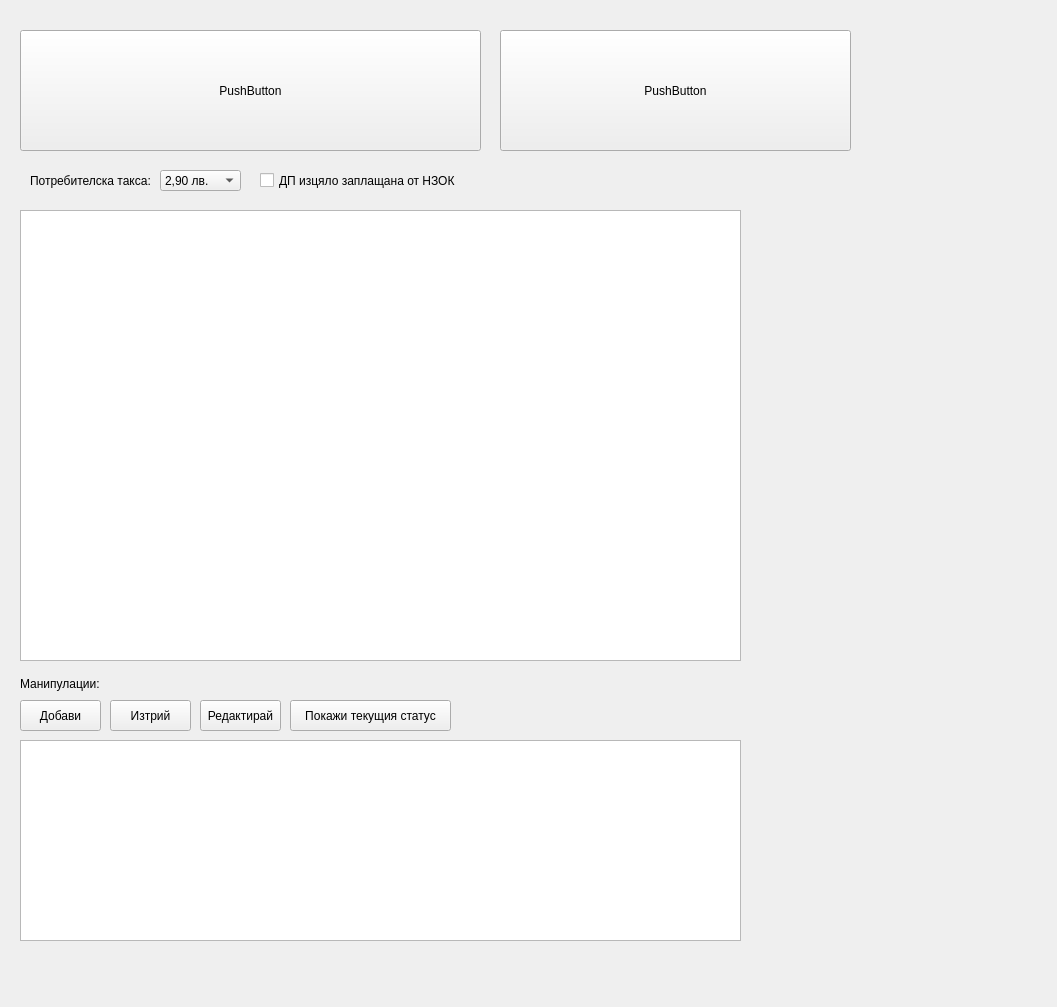
Qt form src/View/ListView/ListView.ui (thefinalcutbg/DinoDent) before a commit.
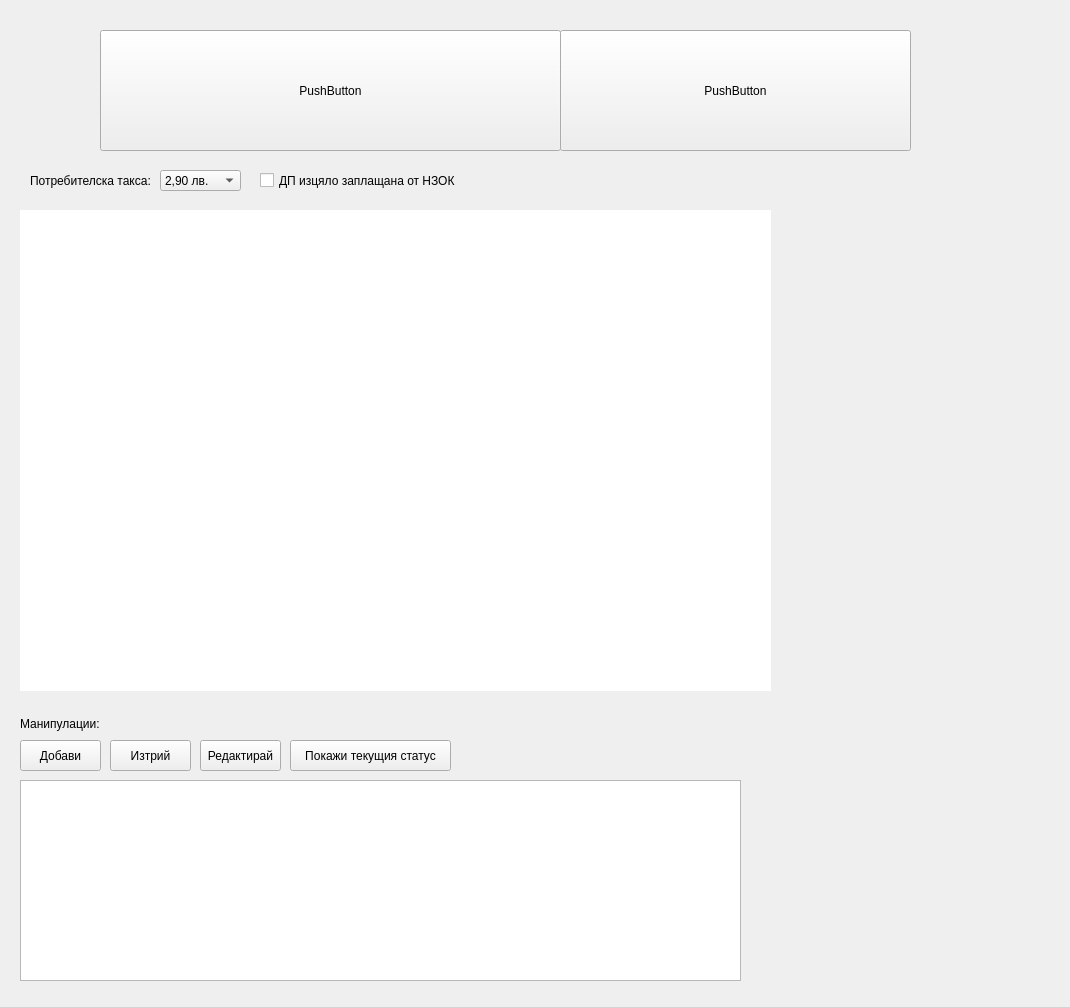
The same form after that commit. Custom widgets are drawn as their Qt base class.

Commit message: AmbList first design changes

Diff of the .ui file:
```diff
--- a/src/View/ListView/ListView.ui
+++ b/src/View/ListView/ListView.ui
@@ -6,7 +6,7 @@
    <rect>
     <x>0</x>
     <y>0</y>
-    <width>1057</width>
+    <width>1070</width>
     <height>1007</height>
    </rect>
   </property>
@@ -18,7 +18,7 @@
   </property>
   <property name="minimumSize">
    <size>
-    <width>1030</width>
+    <width>1070</width>
     <height>1000</height>
    </size>
   </property>
@@ -30,13 +30,16 @@
     <rect>
      <x>20</x>
      <y>210</y>
-     <width>721</width>
-     <height>451</height>
+     <width>751</width>
+     <height>481</height>
     </rect>
    </property>
    <property name="autoFillBackground">
     <bool>true</bool>
    </property>
+   <property name="frameShape">
+    <enum>QFrame::NoFrame</enum>
+   </property>
    <property name="verticalScrollBarPolicy">
     <enum>Qt::ScrollBarAlwaysOff</enum>
    </property>
@@ -47,7 +50,7 @@
   <widget class="PatientTile" name="patientTile">
    <property name="geometry">
     <rect>
-     <x>20</x>
+     <x>100</x>
      <y>30</y>
      <width>461</width>
      <height>121</height>
@@ -60,7 +63,7 @@
   <widget class="AllergiesTile" name="allergiesTile">
    <property name="geometry">
     <rect>
-     <x>500</x>
+     <x>560</x>
      <y>30</y>
      <width>351</width>
      <height>121</height>
@@ -73,20 +76,20 @@
   <widget class="ControlPanel" name="controlPanel" native="true">
    <property name="geometry">
     <rect>
-     <x>750</x>
+     <x>769</x>
      <y>300</y>
-     <width>300</width>
-     <height>431</height>
+     <width>271</width>
+     <height>391</height>
     </rect>
    </property>
   </widget>
   <widget class="SurfacePanel" name="surfacePanel" native="true">
    <property name="geometry">
     <rect>
-     <x>750</x>
+     <x>770</x>
      <y>210</y>
-     <width>291</width>
-     <height>142</height>
+     <width>271</width>
+     <height>161</height>
     </rect>
    </property>
   </widget>
@@ -94,7 +97,7 @@
    <property name="geometry">
     <rect>
      <x>20</x>
-     <y>740</y>
+     <y>780</y>
      <width>721</width>
      <height>201</height>
     </rect>
@@ -107,7 +110,7 @@
    <property name="geometry">
     <rect>
      <x>20</x>
-     <y>700</y>
+     <y>740</y>
      <width>81</width>
      <height>31</height>
     </rect>
@@ -120,7 +123,7 @@
    <property name="geometry">
     <rect>
      <x>110</x>
-     <y>700</y>
+     <y>740</y>
      <width>81</width>
      <height>31</height>
     </rect>
@@ -133,7 +136,7 @@
    <property name="geometry">
     <rect>
      <x>200</x>
-     <y>700</y>
+     <y>740</y>
      <width>81</width>
      <height>31</height>
     </rect>
@@ -175,7 +178,7 @@
    <property name="geometry">
     <rect>
      <x>20</x>
-     <y>673</y>
+     <y>713</y>
      <width>81</width>
      <height>21</height>
     </rect>
@@ -226,7 +229,7 @@
    <property name="geometry">
     <rect>
      <x>290</x>
-     <y>700</y>
+     <y>740</y>
      <width>161</width>
      <height>31</height>
     </rect>
```
The commit also changes 15 other files.
